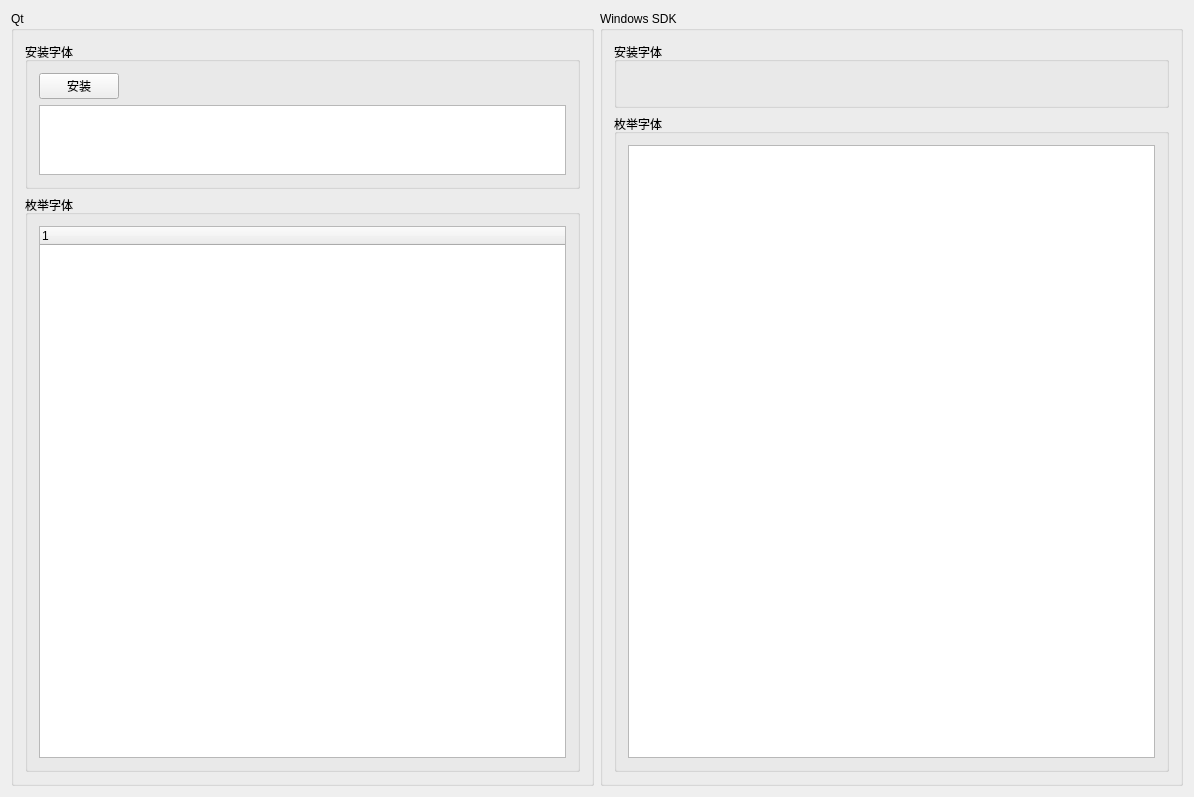
This is Learn/Font/Widget.ui in huangjxbq/VisualStudio2017 as Qt 5 draws it before an edit. The edited form follows.
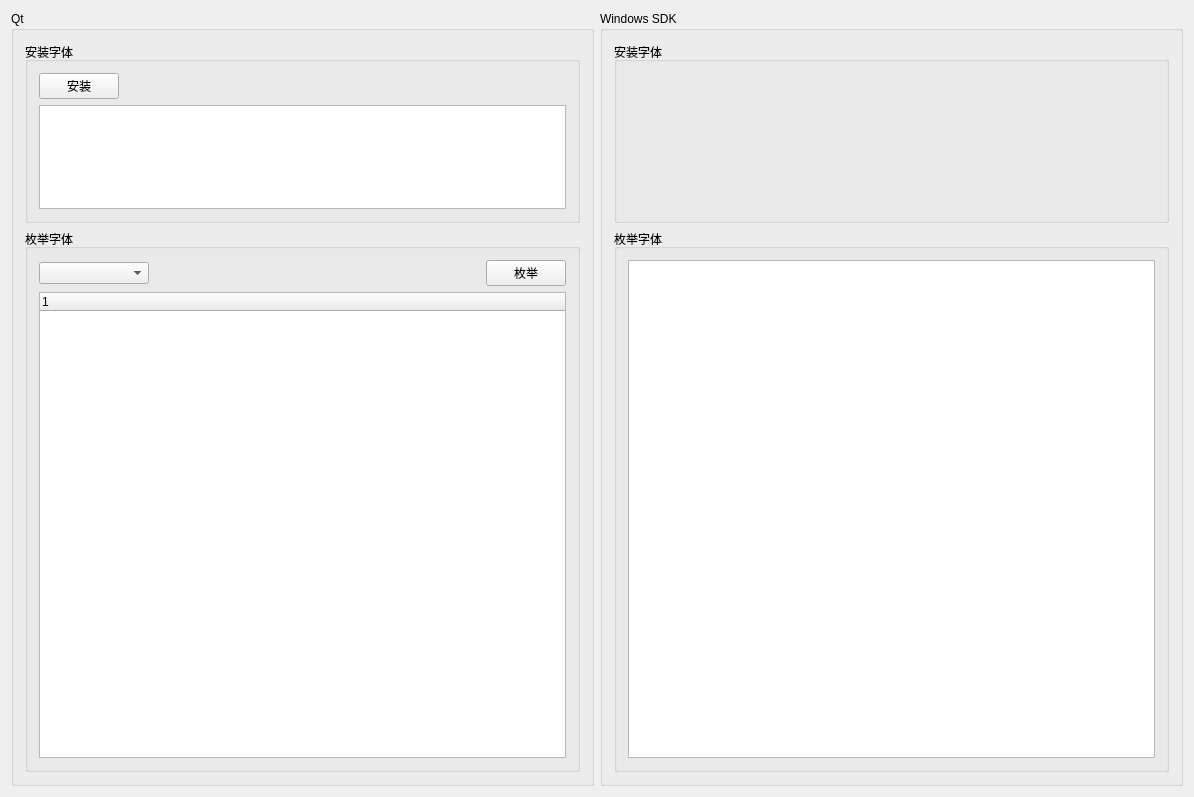
This is the edited form.

Commit message: 字体安装枚举 Qt测试完成

Diff of the .ui file:
```diff
--- a/Learn/Font/Widget.ui
+++ b/Learn/Font/Widget.ui
@@ -19,7 +19,7 @@
      <property name="title">
       <string>Qt</string>
      </property>
-     <layout class="QVBoxLayout" name="verticalLayout" stretch="1,10">
+     <layout class="QVBoxLayout" name="verticalLayout" stretch="1,3">
       <item>
        <widget class="QGroupBox" name="groupBox_3">
         <property name="title">
@@ -51,7 +51,7 @@
           </layout>
          </item>
          <item>
-          <widget class="QListWidget" name="listWidget"/>
+          <widget class="QTableWidget" name="tableWidget_install_qt"/>
          </item>
         </layout>
        </widget>
@@ -61,8 +61,8 @@
         <property name="title">
          <string>枚举字体</string>
         </property>
-        <layout class="QGridLayout" name="gridLayout">
-         <item row="0" column="0">
+        <layout class="QGridLayout" name="gridLayout" rowstretch="1,16">
+         <item row="1" column="0">
           <widget class="QTreeWidget" name="treeWidget">
            <column>
             <property name="text">
@@ -71,6 +71,33 @@
            </column>
           </widget>
          </item>
+         <item row="0" column="0">
+          <layout class="QHBoxLayout" name="horizontalLayout_2" stretch="3,9,1">
+           <item>
+            <widget class="QComboBox" name="comboBox_writingSystem"/>
+           </item>
+           <item>
+            <spacer name="horizontalSpacer_2">
+             <property name="orientation">
+              <enum>Qt::Horizontal</enum>
+             </property>
+             <property name="sizeHint" stdset="0">
+              <size>
+               <width>40</width>
+               <height>20</height>
+              </size>
+             </property>
+            </spacer>
+           </item>
+           <item>
+            <widget class="QPushButton" name="pushButton_enum_qt">
+             <property name="text">
+              <string>枚举</string>
+             </property>
+            </widget>
+           </item>
+          </layout>
+         </item>
         </layout>
        </widget>
       </item>
@@ -82,7 +109,7 @@
      <property name="title">
       <string>Windows SDK</string>
      </property>
-     <layout class="QVBoxLayout" name="verticalLayout_2" stretch="1,10">
+     <layout class="QVBoxLayout" name="verticalLayout_2" stretch="1,3">
       <item>
        <widget class="QGroupBox" name="groupBox_4">
         <property name="title">
```
Left out of the diff: 5 changed lines with no effect on the pictures. The commit also changes 2 other files.
